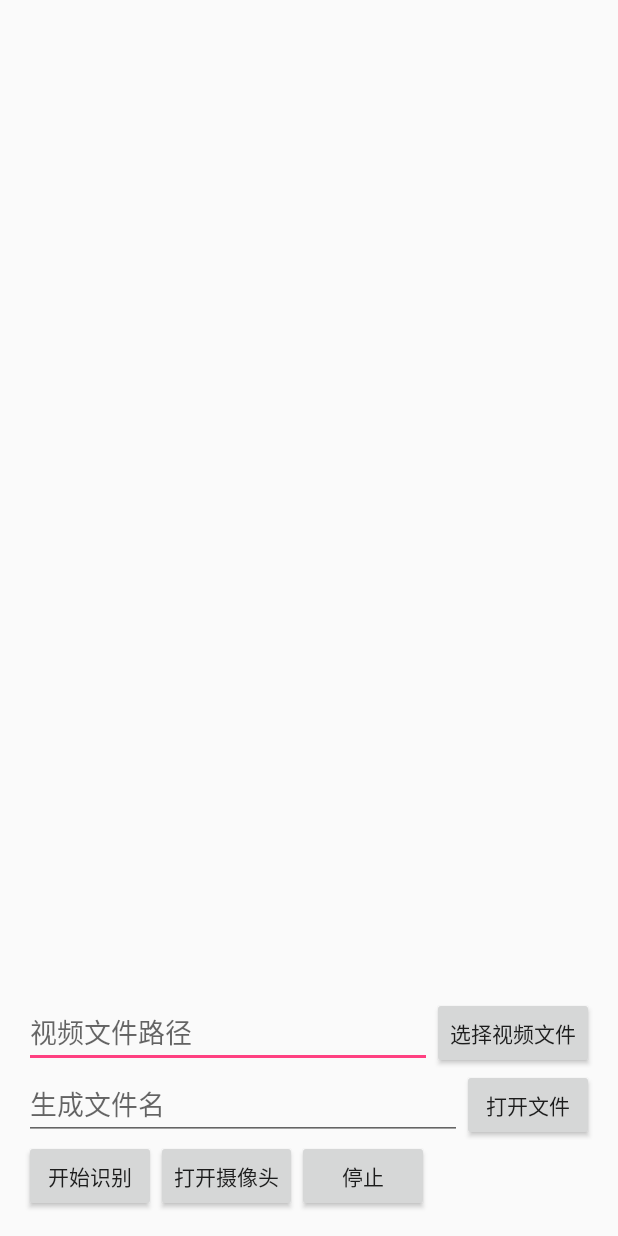
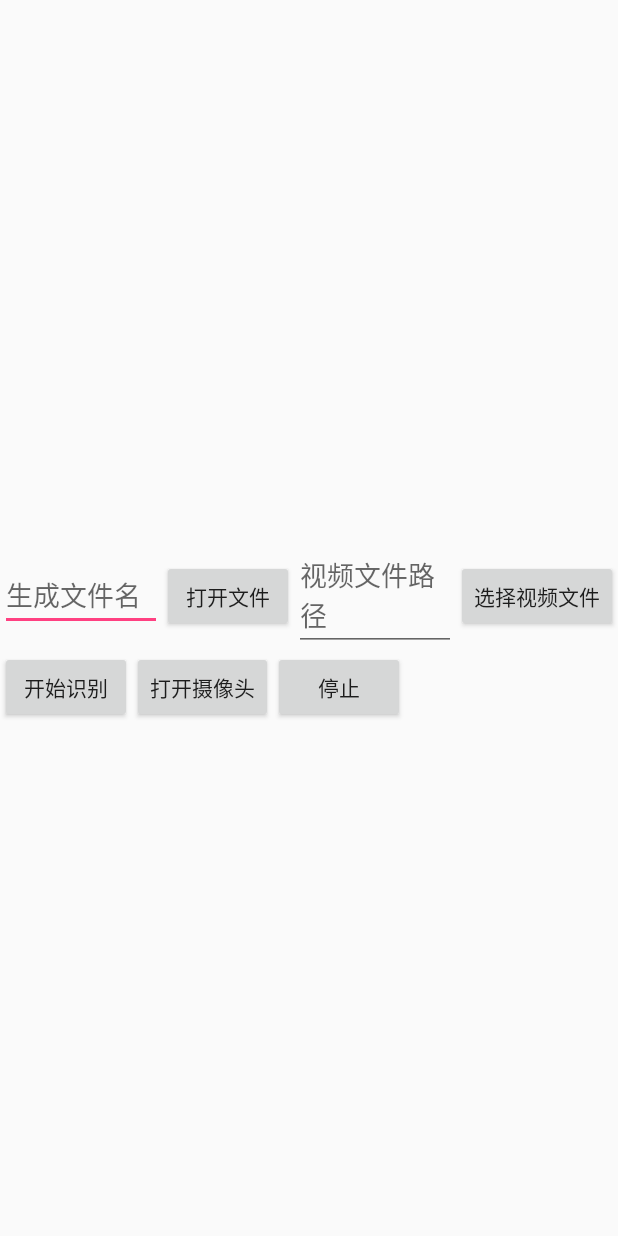
Before and after one commit to zhantong/screen-camera-android, an Android app: the layout activity_main.xml on its own in the app's theme, with its tools: preview values and no code run, on a phone screen of 412 x 824 dp. Run offline under Robolectric (Android 15) with nearby library versions, the phone set to English and light mode, and no system bars.

Commit message:
修改布局

```diff
--- a/ScreenCamera/app/src/main/AndroidManifest.xml
+++ b/ScreenCamera/app/src/main/AndroidManifest.xml
@@ -11,8 +11,12 @@
         android:icon="@mipmap/ic_launcher"
         android:label="@string/app_name"
         android:supportsRtl="true"
-        android:theme="@style/AppTheme" >
-        <activity android:name=".MainActivity" >
+        android:theme="@style/AppTheme">
+
+        <activity
+            android:name=".MainActivity"
+            android:screenOrientation="landscape"
+            android:theme="@style/Theme.AppCompat.Light.NoActionBar">
             <intent-filter>
                 <action android:name="android.intent.action.MAIN" />
 
--- a/ScreenCamera/app/src/main/res/layout/activity_main.xml
+++ b/ScreenCamera/app/src/main/res/layout/activity_main.xml
@@ -1,4 +1,5 @@
 <?xml version="1.0" encoding="utf-8"?>
+<!--
 <RelativeLayout xmlns:android="http://schemas.android.com/apk/res/android"
     xmlns:tools="http://schemas.android.com/tools" android:layout_width="match_parent"
     android:layout_height="match_parent" android:paddingLeft="@dimen/activity_horizontal_margin"
@@ -7,8 +8,8 @@
     android:paddingBottom="@dimen/activity_vertical_margin" tools:context=".MainActivity">
     <FrameLayout
         android:id="@+id/camera_preview"
-        android:layout_width="640dp"
-        android:layout_height="480dp">
+        android:layout_width="480dp"
+        android:layout_height="272dp">
     </FrameLayout>
     <LinearLayout
         android:layout_width="match_parent"
@@ -72,3 +73,70 @@
         </LinearLayout>
     </LinearLayout>
 </RelativeLayout>
+-->
+
+<LinearLayout
+    xmlns:android="http://schemas.android.com/apk/res/android"
+    android:layout_width="match_parent"
+    android:layout_height="match_parent"
+    android:orientation="vertical">
+    <LinearLayout
+        android:layout_width="match_parent"
+        android:layout_height="wrap_content">
+        <FrameLayout
+            android:id="@+id/camera_preview"
+            android:layout_width="640dp"
+            android:layout_height="360dp">
+        </FrameLayout>
+        <TextView
+            android:id="@+id/text_view"
+            android:scrollbars = "vertical"
+            android:layout_width="wrap_content"
+            android:layout_height="wrap_content"/>
+    </LinearLayout>
+    <LinearLayout
+        android:layout_width="match_parent"
+        android:layout_height="wrap_content">
+        <EditText
+            android:id="@+id/fileName"
+            android:layout_weight="1"
+            android:layout_width="0dp"
+            android:layout_height="wrap_content"
+            android:hint="生成文件名"/>
+        <Button
+            android:layout_width="wrap_content"
+            android:layout_height="wrap_content"
+            android:text="打开文件"
+            android:onClick="openFile"/>
+        <EditText
+            android:id="@+id/videoFilePath"
+            android:layout_weight="1"
+            android:layout_width="0dp"
+            android:layout_height="wrap_content"
+            android:hint="视频文件路径"/>
+        <Button
+            android:layout_width="wrap_content"
+            android:layout_height="wrap_content"
+            android:text="选择视频文件"
+            android:onClick="selectVideoFile"/>
+    </LinearLayout>
+    <LinearLayout
+        android:layout_width="match_parent"
+        android:layout_height="match_parent">
+        <Button
+            android:layout_width="wrap_content"
+            android:layout_height="wrap_content"
+            android:text="开始识别"
+            android:onClick="start"/>
+        <Button
+            android:layout_width="wrap_content"
+            android:layout_height="wrap_content"
+            android:text="打开摄像头"
+            android:onClick="openCamera"/>
+        <Button
+            android:layout_width="wrap_content"
+            android:layout_height="wrap_content"
+            android:text="停止"
+            android:onClick="stop"/>
+    </LinearLayout>
+</LinearLayout>
```
